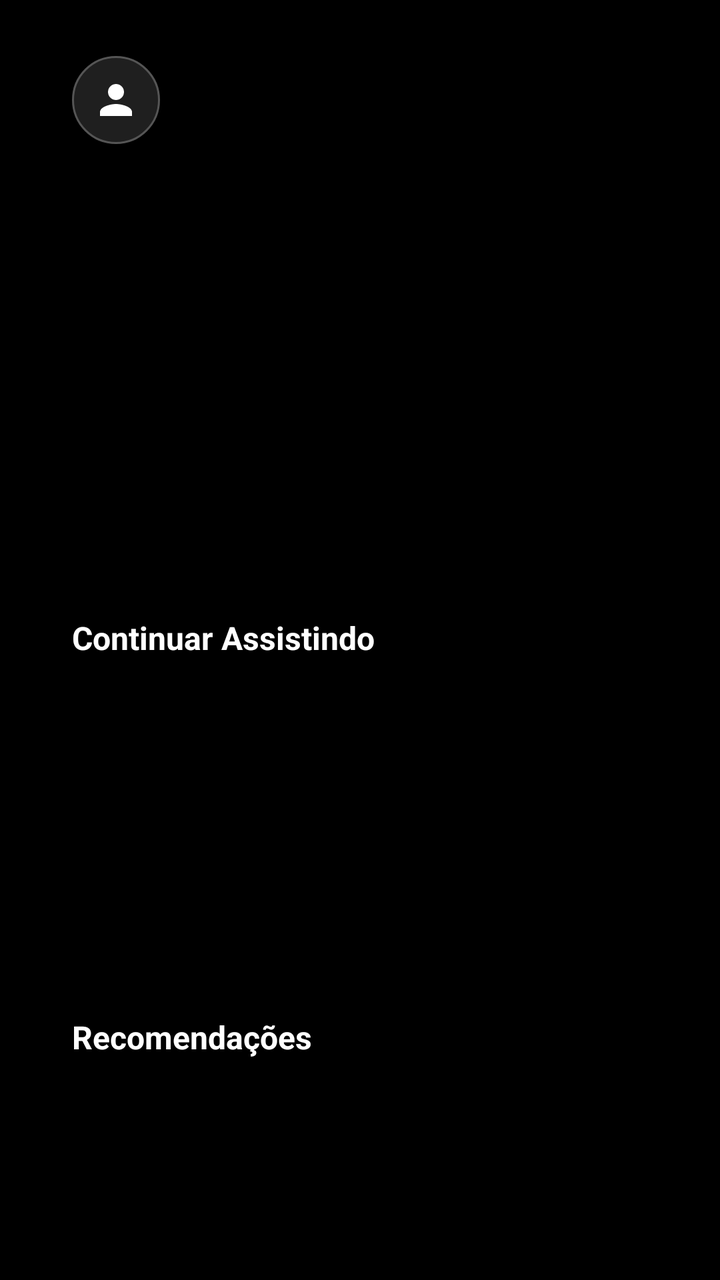
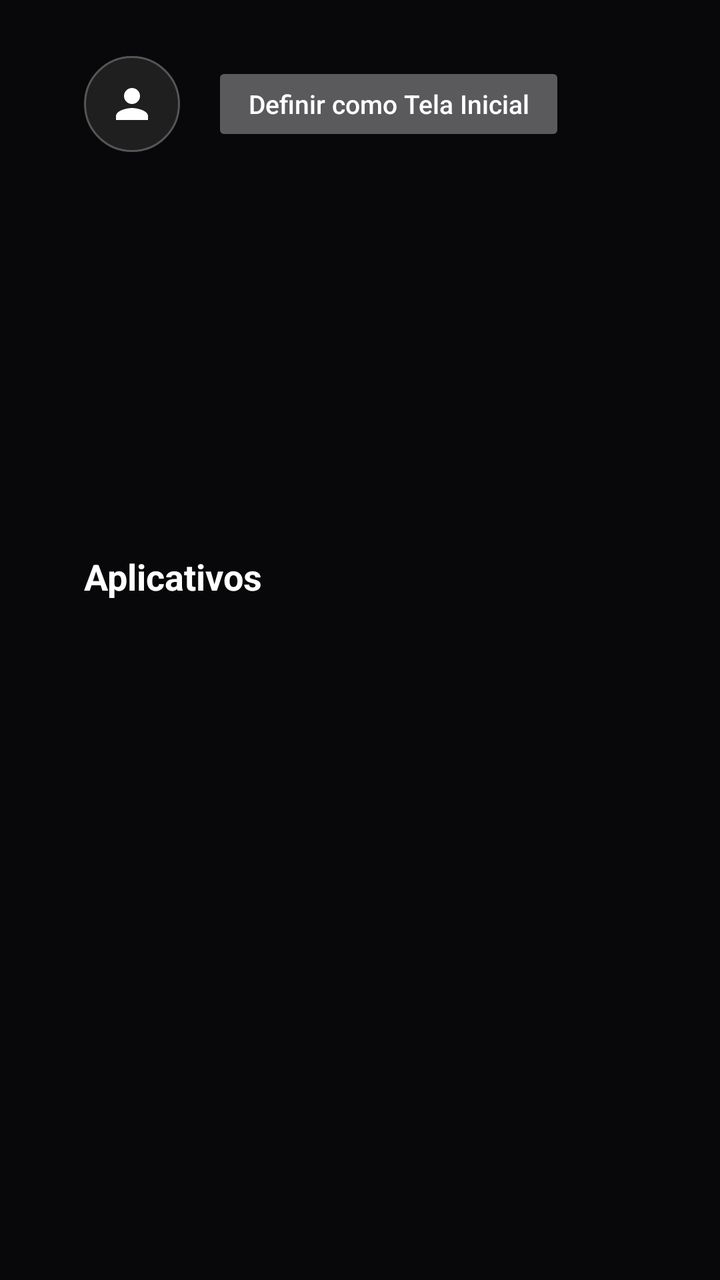

Screens rendered from an Android XML layout before and after an edit, with the pre-edit source and the edit as a unified diff.
<!-- AndroidManifest.xml: application theme Theme.AppCompat.NoActionBar -->
<!-- res/layout/activity_main.xml -->
<?xml version="1.0" encoding="utf-8"?>
<FrameLayout xmlns:android="http://schemas.android.com/apk/res/android"
    android:id="@+id/rootContainer"
    android:layout_width="match_parent"
    android:layout_height="match_parent"
    android:background="#000000">

    <ImageView
        android:id="@+id/wallpaperBackground"
        android:layout_width="match_parent"
        android:layout_height="match_parent"
        android:scaleType="centerCrop"
        android:alpha="0.35"
        android:visibility="gone" />

    <androidx.core.widget.NestedScrollView
        android:id="@+id/mainScroll"
        android:layout_width="match_parent"
        android:layout_height="match_parent"
        android:fillViewport="true">

        <LinearLayout
            android:layout_width="match_parent"
            android:layout_height="wrap_content"
            android:orientation="vertical">

            <FrameLayout
                android:layout_width="match_parent"
                android:layout_height="300dp">

                <androidx.viewpager2.widget.ViewPager2
                    android:id="@+id/heroViewPager"
                    android:layout_width="match_parent"
                    android:layout_height="match_parent" />

                <ImageButton
                    android:id="@+id/btnProfileAvatar"
                    android:layout_width="44dp"
                    android:layout_height="44dp"
                    android:layout_gravity="top|start"
                    android:layout_marginStart="36dp"
                    android:layout_marginTop="28dp"
                    android:background="@drawable/circle_avatar_selector"
                    android:contentDescription="Perfil e Configurações"
                    android:focusable="true"
                    android:padding="8dp"
                    android:scaleType="centerInside"
                    android:src="@drawable/ic_default_avatar" />
            </FrameLayout>

            <LinearLayout
                android:id="@+id/sectionContinueWatching"
                android:layout_width="match_parent"
                android:layout_height="wrap_content"
                android:orientation="vertical"
                android:paddingStart="36dp"
                android:paddingEnd="36dp"
                android:layout_marginTop="8dp">

                <TextView
                    android:id="@+id/titleContinueWatching"
                    android:layout_width="wrap_content"
                    android:layout_height="wrap_content"
                    android:text="Continuar Assistindo"
                    android:textColor="#FFFFFF"
                    android:textSize="16sp"
                    android:textStyle="bold"
                    android:layout_marginBottom="10dp" />

                <androidx.recyclerview.widget.RecyclerView
                    android:id="@+id/rvContinueWatching"
                    android:layout_width="match_parent"
                    android:layout_height="150dp"
                    android:clipToPadding="false" />
            </LinearLayout>

            <LinearLayout
                android:layout_width="match_parent"
                android:layout_height="wrap_content"
                android:orientation="vertical"
                android:paddingStart="36dp"
                android:paddingEnd="36dp"
                android:layout_marginTop="18dp">

                <TextView
                    android:id="@+id/titleRecommendations"
                    android:layout_width="wrap_content"
                    android:layout_height="wrap_content"
                    android:text="Recomendações"
                    android:textColor="#FFFFFF"
                    android:textSize="16sp"
                    android:textStyle="bold"
                    android:layout_marginBottom="10dp" />

                <androidx.recyclerview.widget.RecyclerView
                    android:id="@+id/rvRecommendations"
                    android:layout_width="match_parent"
                    android:layout_height="190dp"
                    android:clipToPadding="false" />
            </LinearLayout>

            <LinearLayout
                android:layout_width="match_parent"
                android:layout_height="wrap_content"
                android:orientation="vertical"
                android:paddingStart="36dp"
                android:paddingEnd="36dp"
                android:layout_marginTop="18dp">

                <TextView
                    android:id="@+id/titleTrending"
                    android:layout_width="wrap_content"
                    android:layout_height="wrap_content"
                    android:text="Em Alta"
                    android:textColor="#FFFFFF"
                    android:textSize="16sp"
                    android:textStyle="bold"
                    android:layout_marginBottom="10dp" />

                <androidx.recyclerview.widget.RecyclerView
                    android:id="@+id/rvTrending"
                    android:layout_width="match_parent"
                    android:layout_height="190dp"
                    android:clipToPadding="false" />
            </LinearLayout>

            <LinearLayout
                android:layout_width="match_parent"
                android:layout_height="wrap_content"
                android:orientation="vertical"
                android:paddingStart="36dp"
                android:paddingEnd="36dp"
                android:layout_marginTop="18dp"
                android:layout_marginBottom="36dp">

                <TextView
                    android:id="@+id/titleApps"
                    android:layout_width="wrap_content"
                    android:layout_height="wrap_content"
                    android:text="Aplicativos"
                    android:textColor="#FFFFFF"
                    android:textSize="16sp"
                    android:textStyle="bold"
                    android:layout_marginBottom="10dp" />

                <androidx.recyclerview.widget.RecyclerView
                    android:id="@+id/rvApps"
                    android:layout_width="match_parent"
                    android:layout_height="110dp"
                    android:clipToPadding="false" />
            </LinearLayout>
        </LinearLayout>
    </androidx.core.widget.NestedScrollView>
</FrameLayout>
<!-- resources referenced by this layout -->
<resources>
  <!-- drawable circle_avatar_selector (drawable) -->
  <?xml version="1.0" encoding="utf-8"?>
  <selector xmlns:android="http://schemas.android.com/apk/res/android">
      <item android:state_focused="true">
          <shape android:shape="oval">
              <solid android:color="#333333" />
              <stroke android:width="2dp" android:color="#FFFFFF" />
          </shape>
      </item>
      <item>
          <shape android:shape="oval">
              <solid android:color="#1F1F1F" />
              <stroke android:width="1dp" android:color="#555555" />
          </shape>
      </item>
  </selector>
  <!-- drawable ic_default_avatar (drawable) -->
  <?xml version="1.0" encoding="utf-8"?>
  <vector xmlns:android="http://schemas.android.com/apk/res/android"
      android:width="24dp"
      android:height="24dp"
      android:viewportWidth="24"
      android:viewportHeight="24">
      <path
          android:fillColor="#FFFFFF"
          android:pathData="M12,12c2.21,0 4,-1.79 4,-4s-1.79,-4 -4,-4 -4,1.79 -4,4 1.79,4 4,4zM12,14c-2.67,0 -8,1.34 -8,4v2h16v-2c0,-2.66 -5.33,-4 -8,-4z" />
  </vector>
</resources>

<!-- the commit's change to res/layout/activity_main.xml (unified diff, before → after) -->
@@ -3,7 +3,9 @@
     android:id="@+id/rootContainer"
     android:layout_width="match_parent"
     android:layout_height="match_parent"
-    android:background="#000000">
+    android:clipChildren="false"
+    android:clipToPadding="false"
+    android:background="#08080A">
 
     <ImageView
         android:id="@+id/wallpaperBackground"
@@ -11,51 +13,116 @@
         android:layout_height="match_parent"
         android:scaleType="centerCrop"
         android:alpha="0.35"
-        android:visibility="gone" />
+        android:visibility="gone"/>
 
     <androidx.core.widget.NestedScrollView
-        android:id="@+id/mainScroll"
+        android:id="@+id/mainScrollView"
         android:layout_width="match_parent"
         android:layout_height="match_parent"
+        android:clipChildren="false"
+        android:clipToPadding="false"
         android:fillViewport="true">
 
         <LinearLayout
             android:layout_width="match_parent"
             android:layout_height="wrap_content"
-            android:orientation="vertical">
-
+            android:clipChildren="false"
+            android:clipToPadding="false"
+            android:orientation="vertical"
+            android:paddingBottom="40dp">
+
+            
             <FrameLayout
-                android:layout_width="match_parent"
-                android:layout_height="300dp">
+                android:id="@+id/heroContainer"
+                android:layout_width="match_parent"
+                android:layout_height="260dp"
+                android:clipChildren="false"
+                android:clipToPadding="false">
 
                 <androidx.viewpager2.widget.ViewPager2
                     android:id="@+id/heroViewPager"
                     android:layout_width="match_parent"
-                    android:layout_height="match_parent" />
-
-                <ImageButton
-                    android:id="@+id/btnProfileAvatar"
-                    android:layout_width="44dp"
-                    android:layout_height="44dp"
+                    android:layout_height="match_parent"/>
+
+                <LinearLayout
+                    android:layout_width="wrap_content"
+                    android:layout_height="wrap_content"
                     android:layout_gravity="top|start"
-                    android:layout_marginStart="36dp"
+                    android:layout_marginStart="42dp"
                     android:layout_marginTop="28dp"
-                    android:background="@drawable/circle_avatar_selector"
-                    android:contentDescription="Perfil e Configurações"
-                    android:focusable="true"
-                    android:padding="8dp"
-                    android:scaleType="centerInside"
-                    android:src="@drawable/ic_default_avatar" />
+                    android:gravity="center_vertical"
+                    android:clipChildren="false"
+                    android:clipToPadding="false"
+                    android:orientation="horizontal">
+
+                    <ImageButton
+                        android:id="@+id/btnProfileAvatar"
+                        android:layout_width="48dp"
+                        android:layout_height="48dp"
+                        android:background="@drawable/circle_avatar_selector"
+                        android:focusable="true"
+                        android:focusableInTouchMode="false"
+                        android:padding="10dp"
+                        android:scaleType="centerInside"
+                        android:src="@drawable/ic_default_avatar"/>
+
+                    <Button
+                        android:id="@+id/btnActivateHome"
+                        android:layout_width="wrap_content"
+                        android:layout_height="42dp"
+                        android:layout_marginStart="16dp"
+                        android:paddingStart="18dp"
+                        android:paddingEnd="18dp"
+                        android:text="Definir como Tela Inicial"
+                        android:textColor="#FFFFFF"
+                        android:textSize="13sp"
+                        android:textAllCaps="false"
+                        android:focusable="true"/>
+                </LinearLayout>
             </FrameLayout>
 
+            
+            <LinearLayout
+                android:id="@+id/sectionApps"
+                android:layout_width="match_parent"
+                android:layout_height="wrap_content"
+                android:clipChildren="false"
+                android:clipToPadding="false"
+                android:orientation="vertical"
+                android:paddingStart="42dp"
+                android:paddingEnd="42dp"
+                android:layout_marginTop="16dp">
+
+                <TextView
+                    android:id="@+id/titleApps"
+                    android:layout_width="wrap_content"
+                    android:layout_height="wrap_content"
+                    android:text="Aplicativos"
+                    android:textColor="#FFFFFF"
+                    android:textSize="18sp"
+                    android:textStyle="bold"
+                    android:layout_marginBottom="12dp"/>
+
+                <androidx.recyclerview.widget.RecyclerView
+                    android:id="@+id/rvApps"
+                    android:layout_width="match_parent"
+                    android:layout_height="135dp"
+                    android:clipChildren="false"
+                    android:clipToPadding="false"/>
+            </LinearLayout>
+
+            
             <LinearLayout
                 android:id="@+id/sectionContinueWatching"
                 android:layout_width="match_parent"
                 android:layout_height="wrap_content"
-                android:orientation="vertical"
-                android:paddingStart="36dp"
-                android:paddingEnd="36dp"
-                android:layout_marginTop="8dp">
+                android:clipChildren="false"
+                android:clipToPadding="false"
+                android:orientation="vertical"
+                android:paddingStart="42dp"
+                android:paddingEnd="42dp"
+                android:layout_marginTop="20dp"
+                android:visibility="gone">
 
                 <TextView
                     android:id="@+id/titleContinueWatching"
@@ -63,24 +130,30 @@
                     android:layout_height="wrap_content"
                     android:text="Continuar Assistindo"
                     android:textColor="#FFFFFF"
-                    android:textSize="16sp"
-                    android:textStyle="bold"
-                    android:layout_marginBottom="10dp" />
+                    android:textSize="18sp"
+                    android:textStyle="bold"
+                    android:layout_marginBottom="12dp"/>
 
                 <androidx.recyclerview.widget.RecyclerView
                     android:id="@+id/rvContinueWatching"
                     android:layout_width="match_parent"
-                    android:layout_height="150dp"
-                    android:clipToPadding="false" />
-            </LinearLayout>
-
-            <LinearLayout
-                android:layout_width="match_parent"
-                android:layout_height="wrap_content"
-                android:orientation="vertical"
-                android:paddingStart="36dp"
-                android:paddingEnd="36dp"
-                android:layout_marginTop="18dp">
+                    android:layout_height="180dp"
+                    android:clipChildren="false"
+                    android:clipToPadding="false"/>
+            </LinearLayout>
+
+            
+            <LinearLayout
+                android:id="@+id/sectionRecommendations"
+                android:layout_width="match_parent"
+                android:layout_height="wrap_content"
+                android:clipChildren="false"
+                android:clipToPadding="false"
+                android:orientation="vertical"
+                android:paddingStart="42dp"
+                android:paddingEnd="42dp"
+                android:layout_marginTop="20dp"
+                android:visibility="gone">
 
                 <TextView
                     android:id="@+id/titleRecommendations"
@@ -88,24 +161,30 @@
                     android:layout_height="wrap_content"
                     android:text="Recomendações"
                     android:textColor="#FFFFFF"
-                    android:textSize="16sp"
-                    android:textStyle="bold"
-                    android:layout_marginBottom="10dp" />
+                    android:textSize="18sp"
+                    android:textStyle="bold"
+                    android:layout_marginBottom="12dp"/>
 
                 <androidx.recyclerview.widget.RecyclerView
                     android:id="@+id/rvRecommendations"
                     android:layout_width="match_parent"
-                    android:layout_height="190dp"
-                    android:clipToPadding="false" />
-            </LinearLayout>
-
-            <LinearLayout
-                android:layout_width="match_parent"
-                android:layout_height="wrap_content"
-                android:orientation="vertical"
-                android:paddingStart="36dp"
-                android:paddingEnd="36dp"
-                android:layout_marginTop="18dp">
+                    android:layout_height="210dp"
+                    android:clipChildren="false"
+                    android:clipToPadding="false"/>
+            </LinearLayout>
+
+            
+            <LinearLayout
+                android:id="@+id/sectionTrending"
+                android:layout_width="match_parent"
+                android:layout_height="wrap_content"
+                android:clipChildren="false"
+                android:clipToPadding="false"
+                android:orientation="vertical"
+                android:paddingStart="42dp"
+                android:paddingEnd="42dp"
+                android:layout_marginTop="20dp"
+                android:visibility="gone">
 
                 <TextView
                     android:id="@+id/titleTrending"
@@ -113,42 +192,18 @@
                     android:layout_height="wrap_content"
                     android:text="Em Alta"
                     android:textColor="#FFFFFF"
-                    android:textSize="16sp"
-                    android:textStyle="bold"
-                    android:layout_marginBottom="10dp" />
+                    android:textSize="18sp"
+                    android:textStyle="bold"
+                    android:layout_marginBottom="12dp"/>
 
                 <androidx.recyclerview.widget.RecyclerView
                     android:id="@+id/rvTrending"
                     android:layout_width="match_parent"
-                    android:layout_height="190dp"
-                    android:clipToPadding="false" />
-            </LinearLayout>
-
-            <LinearLayout
-                android:layout_width="match_parent"
-                android:layout_height="wrap_content"
-                android:orientation="vertical"
-                android:paddingStart="36dp"
-                android:paddingEnd="36dp"
-                android:layout_marginTop="18dp"
-                android:layout_marginBottom="36dp">
-
-                <TextView
-                    android:id="@+id/titleApps"
-                    android:layout_width="wrap_content"
-                    android:layout_height="wrap_content"
-                    android:text="Aplicativos"
-                    android:textColor="#FFFFFF"
-                    android:textSize="16sp"
-                    android:textStyle="bold"
-                    android:layout_marginBottom="10dp" />
-
-                <androidx.recyclerview.widget.RecyclerView
-                    android:id="@+id/rvApps"
-                    android:layout_width="match_parent"
-                    android:layout_height="110dp"
-                    android:clipToPadding="false" />
-            </LinearLayout>
+                    android:layout_height="210dp"
+                    android:clipChildren="false"
+                    android:clipToPadding="false"/>
+            </LinearLayout>
+
         </LinearLayout>
     </androidx.core.widget.NestedScrollView>
 </FrameLayout>
